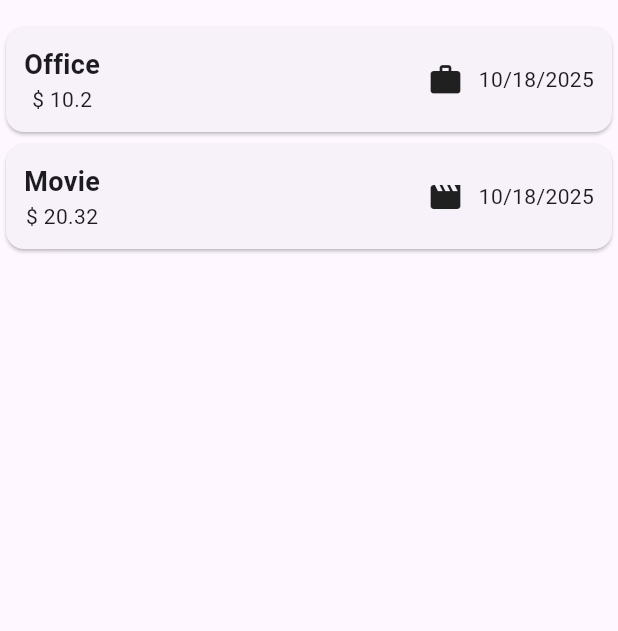
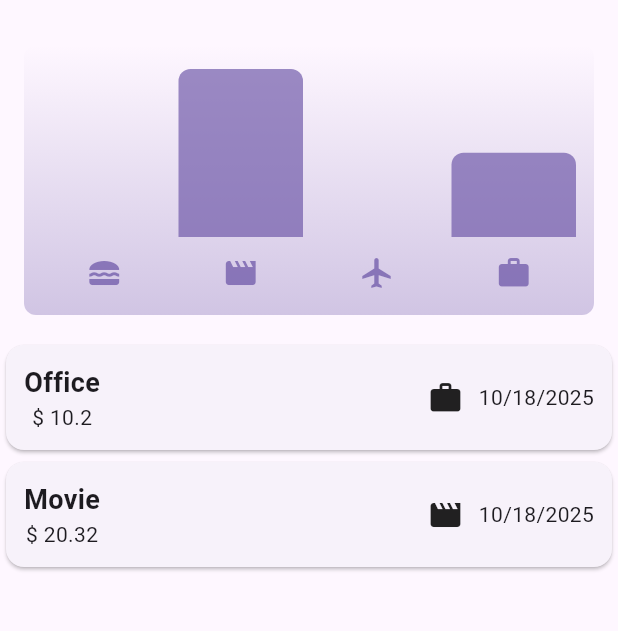
Before and after one commit to Ayushkumar-gitt/ExpenseTrackerFinal, a Flutter app: the screen it shows after launch, on a phone screen of 412 x 824 dp, the part 63-694 px from its top. Run offline on Flutter 3.47's test engine with Material 3 defaults, Android fonts, the light colour scheme and no system bars.

Commit message:
Expense Tracker Final

```diff
--- /dev/null
+++ b/lib/chart.dart
@@ -0,0 +1,95 @@
+import 'package:expense_tracker_2/chart_bar.dart';
+import 'package:expense_tracker_2/expense_model.dart';
+import 'package:expense_tracker_2/expenses.dart';
+import 'package:flutter/material.dart';
+
+class Chart extends StatelessWidget {
+  const Chart({super.key, required this.expenses});
+
+  final List<ExpenseModel> expenses;
+
+  List<ExpenseBucket> get buckets {
+    return [
+      ExpenseBucket.forCategory(expenses, Category.food),
+      ExpenseBucket.forCategory(expenses, Category.leisure),
+      ExpenseBucket.forCategory(expenses, Category.travel),
+      ExpenseBucket.forCategory(expenses, Category.work),
+    ];
+  }
+
+  double get maxTotalExpense {
+    double maxTotalExpense = 0;
+
+    for (final bucket in buckets) {
+      if (bucket.totalExpenses > maxTotalExpense) {
+        maxTotalExpense = bucket.totalExpenses;
+      }
+    }
+
+    return maxTotalExpense;
+  }
+
+  @override
+  Widget build(BuildContext context) {
+    final isDarkMode =
+        MediaQuery.of(context).platformBrightness == Brightness.dark;
+    return Container(
+      margin: const EdgeInsets.all(16),
+      padding: const EdgeInsets.symmetric(
+        vertical: 16,
+        horizontal: 8,
+      ),
+      width: double.infinity,
+      height: 180,
+      decoration: BoxDecoration(
+        borderRadius: BorderRadius.circular(8),
+        gradient: LinearGradient(
+          colors: [
+            Theme.of(context).colorScheme.primary.withOpacity(0.3),
+            Theme.of(context).colorScheme.primary.withOpacity(0.0)
+          ],
+          begin: Alignment.bottomCenter,
+          end: Alignment.topCenter,
+        ),
+      ),
+      child: Column(
+        children: [
+          Expanded(
+            child: Row(
+              crossAxisAlignment: CrossAxisAlignment.end,
+              children: [
+                for (final bucket in buckets) // alternative to map()
+                  ChartBar(
+                    fill: bucket.totalExpenses == 0
+                        ? 0
+                        : bucket.totalExpenses / maxTotalExpense,
+                  )
+              ],
+            ),
+          ),
+          const SizedBox(height: 12),
+          Row(
+            children: buckets
+                .map(
+                  (bucket) => Expanded(
+                    child: Padding(
+                      padding: const EdgeInsets.symmetric(horizontal: 4),
+                      child: Icon(
+                        categoryIcons[bucket.category],
+                        color: isDarkMode
+                            ? Theme.of(context).colorScheme.secondary
+                            : Theme.of(context)
+                                .colorScheme
+                                .primary
+                                .withOpacity(0.7),
+                      ),
+                    ),
+                  ),
+                )
+                .toList(),
+          )
+        ],
+      ),
+    );
+  }
+}
--- /dev/null
+++ b/lib/chart_bar.dart
@@ -0,0 +1,34 @@
+import 'package:flutter/material.dart';
+
+class ChartBar extends StatelessWidget {
+  const ChartBar({
+    super.key,
+    required this.fill,
+  });
+
+  final double fill;
+
+  @override
+  Widget build(BuildContext context) {
+    final isDarkMode =
+        MediaQuery.of(context).platformBrightness == Brightness.dark;
+    return Expanded(
+      child: Padding(
+        padding: const EdgeInsets.symmetric(horizontal: 4),
+        child: FractionallySizedBox(
+          heightFactor: fill,
+          child: DecoratedBox(
+            decoration: BoxDecoration(
+              shape: BoxShape.rectangle,
+              borderRadius:
+                  const BorderRadius.vertical(top: Radius.circular(8)),
+              color: isDarkMode
+                  ? Theme.of(context).colorScheme.secondary
+                  : Theme.of(context).colorScheme.primary.withOpacity(0.65),
+            ),
+          ),
+        ),
+      ),
+    );
+  }
+}
--- a/lib/expense_model.dart
+++ b/lib/expense_model.dart
@@ -10,7 +10,7 @@ enum Category { travel, leisure, food, work }
 final categoryIcons = {
   Category.food: Icons.lunch_dining,
   Category.leisure: Icons.movie,
-  Category.travel: Icons.travel_explore,
+  Category.travel: Icons.flight,
   Category.work: Icons.work,
 };
 
--- a/lib/expenses.dart
+++ b/lib/expenses.dart
@@ -1,3 +1,4 @@
+import 'package:expense_tracker_2/chart.dart';
 import 'package:expense_tracker_2/expense_adding.dart';
 import 'package:expense_tracker_2/expense_list.dart';
 import 'package:expense_tracker_2/expense_model.dart';
@@ -42,21 +43,73 @@ class _ExpensesState extends State<Expenses> {
   }
 
   void removeExpense(ExpenseModel expense) {
+    int index = registeredExpenses.indexOf(expense);
     setState(() {
       registeredExpenses.remove(expense);
     });
+    ScaffoldMessenger.of(context).clearSnackBars();
+    ScaffoldMessenger.of(context).showSnackBar(
+      SnackBar(
+        content: Text("Expense Deleted"),
+        duration: Duration(seconds: 3),
+        action: SnackBarAction(
+          label: "Undo",
+          onPressed: () {
+            setState(() {
+              registeredExpenses.insert(index, expense);
+            });
+          },
+        ),
+      ),
+    );
   }
 
   @override
   Widget build(BuildContext context) {
+    Widget maincontent = Center(
+      child: Text(
+        "No Expense Found , Please enter some",
+        style: TextStyle(fontWeight: FontWeight.w500),
+      ),
+    );
+
+    if (registeredExpenses.isNotEmpty) {
+      maincontent = ExpenseList(
+        expenses: registeredExpenses,
+        onRemoveExpense: removeExpense,
+      );
+    }
     return Scaffold(
       appBar: AppBar(
         title: Text("Expense Tracker"),
         actions: [IconButton(onPressed: openModelSheet, icon: Icon(Icons.add))],
       ),
       body: Column(
-        children: [Expanded(child: ExpenseList(expenses: registeredExpenses,onRemoveExpense: removeExpense,))],
+        children: [
+          Chart(expenses: registeredExpenses),
+          Expanded(child: maincontent),
+        ],
       ),
     );
   }
 }
+
+class ExpenseBucket {
+  ExpenseBucket({required this.category, required this.expenses});
+  final Category category;
+  final List<ExpenseModel> expenses;
+
+  ExpenseBucket.forCategory(List<ExpenseModel> allexpense, this.category)
+    : expenses = allexpense
+          .where((expense) => expense.category == category)
+          .toList();
+
+  double get totalExpenses {
+    double sum = 0;
+    for (final expense in expenses) {
+      sum += expense.amount;
+    }
+
+    return sum;
+  }
+}
--- a/lib/main.dart
+++ b/lib/main.dart
@@ -1,8 +1,48 @@
 import 'package:expense_tracker_2/expenses.dart';
 import 'package:flutter/material.dart';
 
+var darkScheme = ColorScheme.fromSeed(
+  seedColor: Color.fromARGB(255, 5, 99, 125),
+  brightness: Brightness.dark,
+);
 void main() {
-  runApp(MaterialApp(
-    home: Expenses(),
-  ));
+  runApp(
+    MaterialApp(
+      theme: ThemeData.light(),
+      darkTheme: ThemeData.dark().copyWith(
+        colorScheme: darkScheme,
+        scaffoldBackgroundColor: darkScheme.background,
+        cardTheme: CardThemeData(
+          color: darkScheme.onPrimary,
+          margin: EdgeInsets.all(8),
+          elevation: 4,
+          shadowColor: darkScheme.shadow,
+        ),
+        textTheme: TextTheme(
+          titleLarge: TextStyle(
+            color: darkScheme.onSurface,
+            fontWeight: FontWeight.bold,
+            fontSize: 20,
+          ),
+          bodyMedium: TextStyle(
+            color: darkScheme.onSurface,
+            fontSize: 16,
+          ),
+          bodySmall: TextStyle(
+            color: darkScheme.onSurface.withOpacity(0.7),
+            fontSize: 14,
+          ),
+        ),
+        iconTheme: IconThemeData(
+          color: darkScheme.primary,
+        ),
+        appBarTheme: AppBarTheme(
+          backgroundColor: darkScheme.primary,
+          foregroundColor: darkScheme.onPrimary,
+        ),
+      ),
+      themeMode: ThemeMode.system,
+      home: Expenses(),
+    ),
+  );
 }
```
